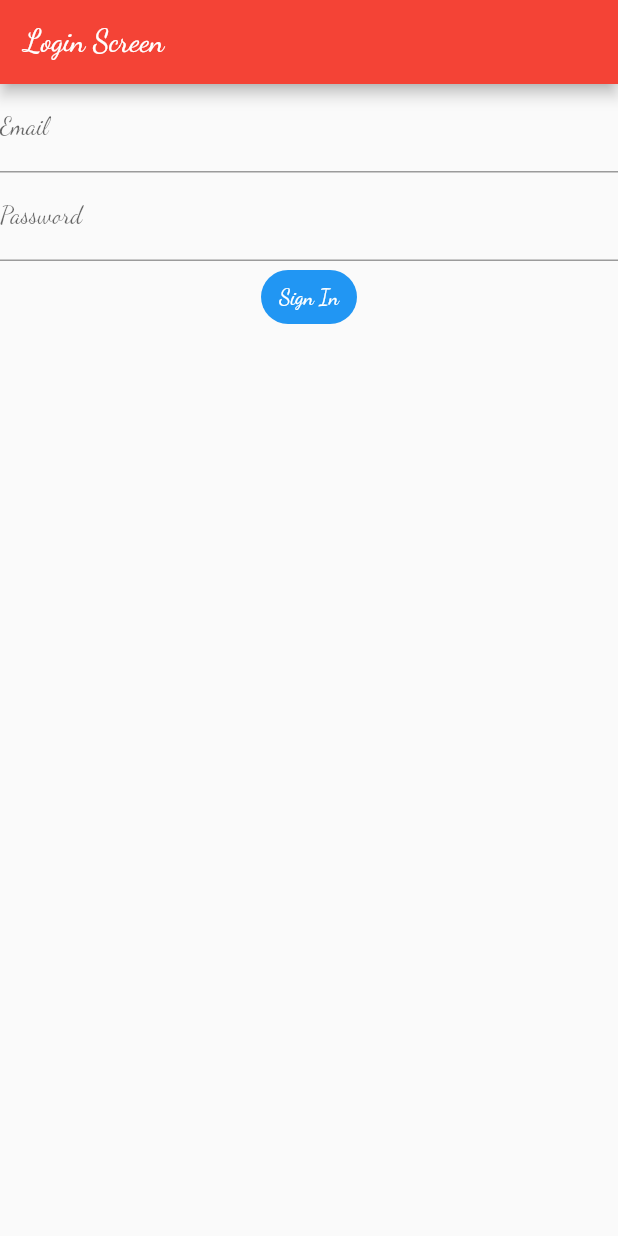
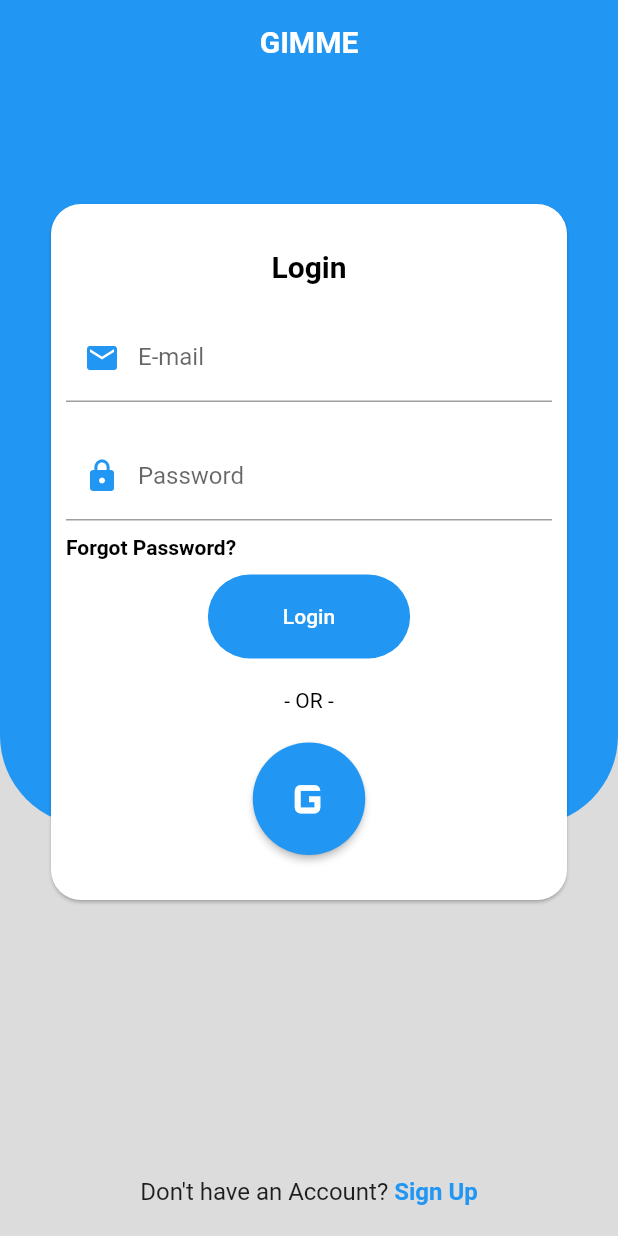
Before and after one commit to svaldezifz/TallerFlutter-BancaMovil, a Flutter app: the screen it shows after launch, on a phone screen of 412 x 824 dp. Run offline on Flutter 3.47's test engine with Material 2 defaults, Android fonts, the phone set to English and light mode, and no system bars; our stand-ins replace equatable, flutter_bloc.

Commit message:
[UPDATE] Files for practice 2

```diff
--- a/lib/main.dart
+++ b/lib/main.dart
@@ -1,5 +1,3 @@
-import 'package:banca_movil_app/auth_bloc/auth_bloc.dart';
-import 'package:banca_movil_app/auth_bloc/models/user.dart';
 import 'package:flutter/material.dart';
 import 'package:flutter_bloc/flutter_bloc.dart';
 import 'package:http/http.dart' as http;
@@ -8,6 +6,9 @@ import 'package:banca_movil_app/custom_button.dart';
 import 'package:banca_movil_app/screens/details_screen.dart';
 import 'package:banca_movil_app/screens/home_screen.dart';
 import 'package:banca_movil_app/screens/login_screen.dart';
+import 'package:banca_movil_app/auth_bloc/auth_bloc.dart';
+import 'package:banca_movil_app/auth_bloc/models/user.dart';
+import 'package:banca_movil_app/screens/login_screen_v2.dart';
 
 void main() {
   runApp(const MyApp());
@@ -16,7 +17,6 @@ void main() {
 class MyApp extends StatelessWidget {
   const MyApp({super.key});
 
-  // This widget is the root of your application.
   @override
   Widget build(BuildContext context) {
     return BlocProvider(
@@ -24,23 +24,12 @@ class MyApp extends StatelessWidget {
       child: MaterialApp(
         title: 'Flutter Demo',
         theme: ThemeData(
-          // This is the theme of your application.
-          //
-          // Try running your application with "flutter run". You'll see the
-          // application has a blue toolbar. Then, without quitting the app, try
-          // changing the primarySwatch below to Colors.green and then invoke
-          // "hot reload" (press "r" in the console where you ran "flutter run",
-          // or simply save your changes to "hot reload" in a Flutter IDE).
-          // Notice that the counter didn't reset back to zero; the application
-          // is not restarted.
-
-          fontFamily: 'DancingScript',
-          primarySwatch: Colors.red,
+          // fontFamily: 'DancingScript',
+          primarySwatch: Colors.blue,
         ),
-        // home: const LoginScreen(),
-        initialRoute: LoginScreen.screenName,
+        initialRoute: LoginScreenV2.screenName,
         routes: {
-          LoginScreen.screenName: (context) => const LoginScreen(),
+          LoginScreenV2.screenName: (context) => const LoginScreenV2(),
           HomeScreen.screenName: (context) => const HomeScreen(),
           DetailsScreen.screenName: (context) => const DetailsScreen(),
         },
@@ -51,15 +40,6 @@ class MyApp extends StatelessWidget {
 
 class MyHomePage extends StatefulWidget {
   const MyHomePage({super.key, required this.title});
-
-  // This widget is the home page of your application. It is stateful, meaning
-  // that it has a State object (defined below) that contains fields that affect
-  // how it looks.
-
-  // This class is the configuration for the state. It holds the values (in this
-  // case the title) provided by the parent (in this case the App widget) and
-  // used by the build method of the State. Fields in a Widget subclass are
-  // always marked "final".
 
   final String title;
 
@@ -73,11 +53,6 @@ class _MyHomePageState extends State<MyHomePage> {
 
   void _incrementCounter() {
     setState(() {
-      // This call to setState tells the Flutter framework that something has
-      // changed in this State, which causes it to rerun the build method below
-      // so that the display can reflect the updated values. If we changed
-      // _counter without calling setState(), then the build method would not be
-      // called again, and so nothing would appear to happen.
       _counter++;
     });
   }
@@ -108,42 +83,14 @@ class _MyHomePageState extends State<MyHomePage> {
   Widget build(BuildContext context) {
     print('build');
     final textTheme = Theme.of(context).textTheme;
-    // if (Platform.isIOS) {
 
-    // }
-    // return CupertinoPageScaffold(
-    //     navigationBar: CupertinoNavigationBar(leading: Text('Title')), child: Column());
-    // This method is rerun every time setState is called, for instance as done
-    // by the _incrementCounter method above.
-
-    // The Flutter framework has been optimized to make rerunning build methods
-    // fast, so that you can just rebuild anything that needs updating rather
-    // than having to individually change instances of widgets.
     return Scaffold(
       appBar: AppBar(
-        // Here we take the value from the MyHomePage object that was created by
-        // the App.build method, and use it to set our appbar title.
         title: Text(widget.title),
       ),
       body: Center(
-        // Center is a layout widget. It takes a single child and positions it
-        // in the middle of the parent.
         child: SingleChildScrollView(
           child: Column(
-            // Column is also a layout widget. It takes a list of children and
-            // arranges them vertically. By default, it sizes itself to fit its
-            // children horizontally, and tries to be as tall as its parent.
-            //
-            // Invoke "debug painting" (press "p" in the console, choose the
-            // "Toggle Debug Paint" action from the Flutter Inspector in Android
-            // Studio, or the "Toggle Debug Paint" command in Visual Studio Code)
-            // to see the wireframe for each widget.
-            //
-            // Column has various properties to control how it sizes itself and
-            // how it positions its children. Here we use mainAxisAlignment to
-            // center the children vertically; the main axis here is the vertical
-            // axis because Columns are vertical (the cross axis would be
-            // horizontal).
             mainAxisAlignment: MainAxisAlignment.center,
             children: <Widget>[
               Image.asset(
@@ -169,16 +116,13 @@ class _MyHomePageState extends State<MyHomePage> {
               Text(
                 'You have pushed the button this many times:',
                 style: textTheme.titleLarge,
-                // style: TextStyle(
-                //   fontFamily: 'DancingScript',
-                // ),
               ),
               Text(
                 '$_counter',
                 style: Theme.of(context).textTheme.headlineMedium,
               ),
               Row(
-                children: [
+                children: const [
                   Icon(Icons.abc),
                   Icon(Icons.ac_unit),
                 ],
@@ -186,13 +130,13 @@ class _MyHomePageState extends State<MyHomePage> {
               Container(
                 width: 40,
                 height: 40,
-                padding: EdgeInsets.symmetric(vertical: 10),
+                padding: const EdgeInsets.symmetric(vertical: 10),
                 alignment: Alignment.bottomRight,
-                decoration: BoxDecoration(
+                decoration: const BoxDecoration(
                   color: Colors.red,
                   shape: BoxShape.circle,
                 ),
-                child: Text('1'),
+                child: const Text('1'),
               ),
               CustomButton(
                 text: 'BOTON 1',
@@ -217,7 +161,7 @@ class _MyHomePageState extends State<MyHomePage> {
                       return Text(snapshot.data!.toString());
                     }
                   }
-                  return Text('Nada');
+                  return const Text('Nada');
                 },
               ),
             ],
--- /dev/null
+++ b/lib/screens/login_screen_v2.dart
@@ -0,0 +1,216 @@
+import 'dart:developer';
+
+import 'package:flutter/gestures.dart';
+import 'package:flutter/material.dart';
+
+class LoginScreenV2 extends StatefulWidget {
+  static const String screenName = 'loginScreen';
+
+  const LoginScreenV2({super.key});
+
+  @override
+  State<LoginScreenV2> createState() => _LoginScreenV2State();
+}
+
+class _LoginScreenV2State extends State<LoginScreenV2> {
+  late final TapGestureRecognizer _tapGestureRecognizer;
+  final _emailController = TextEditingController();
+  final _passwordController = TextEditingController();
+
+  @override
+  void initState() {
+    super.initState();
+    _tapGestureRecognizer = TapGestureRecognizer()..onTap = _onSignUpTap;
+  }
+
+  void _onSignUpTap() {
+    log('SIGN UP');
+  }
+
+  @override
+  Widget build(BuildContext context) {
+    final media = MediaQuery.of(context);
+    final screenHeight = media.size.height;
+
+    return Scaffold(
+      appBar: AppBar(
+        elevation: 0,
+        centerTitle: true,
+        backgroundColor: Colors.blue,
+        title: const Text(
+          'GIMME',
+          textAlign: TextAlign.center,
+          style: TextStyle(
+            color: Colors.white,
+            fontSize: 20,
+            fontWeight: FontWeight.bold,
+          ),
+        ),
+      ),
+      body: Container(
+        height: double.infinity,
+        color: Colors.black12,
+        child: Stack(
+          children: [
+            Container(
+              height: screenHeight * 0.60,
+              width: double.infinity,
+              decoration: const BoxDecoration(
+                color: Colors.blue,
+                borderRadius: BorderRadius.only(
+                  bottomLeft: Radius.circular(60.0),
+                  bottomRight: Radius.circular(60.0),
+                ),
+              ),
+            ),
+            Positioned.fill(
+              top: kToolbarHeight + 20,
+              left: 30,
+              right: 30,
+              bottom: 20,
+              child: Column(
+                mainAxisAlignment: MainAxisAlignment.spaceBetween,
+                crossAxisAlignment: CrossAxisAlignment.center,
+                children: [
+                  Card(
+                    shape: RoundedRectangleBorder(
+                      borderRadius: BorderRadius.circular(20.0),
+                    ),
+                    child: Container(
+                      padding: const EdgeInsets.symmetric(
+                        horizontal: 10,
+                        vertical: 30,
+                      ),
+                      width: double.infinity,
+                      child: Column(
+                        crossAxisAlignment: CrossAxisAlignment.center,
+                        children: [
+                          const Text(
+                            'Login',
+                            textAlign: TextAlign.center,
+                            style: TextStyle(
+                              color: Colors.black,
+                              fontSize: 20,
+                              fontWeight: FontWeight.bold,
+                            ),
+                          ),
+                          const SizedBox(height: 20),
+                          TextField(
+                            controller: _emailController,
+                            decoration: const InputDecoration(
+                              label: Text('E-mail'),
+                              prefixIcon: Icon(
+                                Icons.email,
+                                color: Colors.blue,
+                              ),
+                            ),
+                          ),
+                          const SizedBox(height: 20),
+                          TextField(
+                            controller: _passwordController,
+                            obscureText: true,
+                            decoration: const InputDecoration(
+                              label: Text('Password'),
+                              prefixIcon: Icon(
+                                Icons.lock,
+                                color: Colors.blue,
+                              ),
+                            ),
+                          ),
+                          const SizedBox(height: 10),
+                          Align(
+                            alignment: Alignment.centerLeft,
+                            child: InkWell(
+                              onTap: () {
+                                print('FORGOT PASSWORD');
+                              },
+                              child: const Text(
+                                'Forgot Password?',
+                                textAlign: TextAlign.left,
+                                style: TextStyle(
+                                  color: Colors.black,
+                                  fontWeight: FontWeight.bold,
+                                ),
+                              ),
+                            ),
+                          ),
+                          const SizedBox(height: 10),
+                          TextButton(
+                            onPressed: () {},
+                            style: ButtonStyle(
+                              padding: const MaterialStatePropertyAll(
+                                EdgeInsets.symmetric(
+                                  horizontal: 50,
+                                  vertical: 20,
+                                ),
+                              ),
+                              shape: MaterialStatePropertyAll(
+                                RoundedRectangleBorder(
+                                  borderRadius: BorderRadius.circular(30.0),
+                                ),
+                              ),
+                              backgroundColor: MaterialStateProperty.resolveWith((states) {
+                                if (states.contains(MaterialState.disabled)) {
+                                  return Colors.grey;
+                                }
+                                return Colors.blue;
+                              }),
+                              foregroundColor:
+                                  MaterialStateProperty.resolveWith((states) => Colors.white),
+                            ),
+                            child: const Text('Login'),
+                          ),
+                          const SizedBox(height: 20),
+                          const Text(
+                            '- OR -',
+                            textAlign: TextAlign.left,
+                            style: TextStyle(
+                              color: Colors.black,
+                            ),
+                          ),
+                          const SizedBox(height: 20),
+                          ElevatedButton(
+                            onPressed: () {
+                              print('GOOGLE LOGIN');
+                            },
+                            style: ElevatedButton.styleFrom(
+                              shape: const CircleBorder(),
+                              padding: const EdgeInsets.all(15),
+                            ),
+                            child: const Icon(
+                              Icons.g_mobiledata,
+                              color: Colors.white,
+                              size: 45,
+                            ),
+                          ),
+                        ],
+                      ),
+                    ),
+                  ),
+                  Text.rich(
+                    TextSpan(
+                      text: 'Don\'t have an Account? ',
+                      style: const TextStyle(
+                        fontSize: 16,
+                      ),
+                      children: [
+                        TextSpan(
+                          text: 'Sign Up',
+                          recognizer: _tapGestureRecognizer,
+                          style: const TextStyle(
+                            color: Colors.blue,
+                            fontWeight: FontWeight.bold,
+                          ),
+                        ),
+                      ],
+                    ),
+                  ),
+                ],
+              ),
+            ),
+          ],
+        ),
+      ),
+    );
+  }
+}
```
